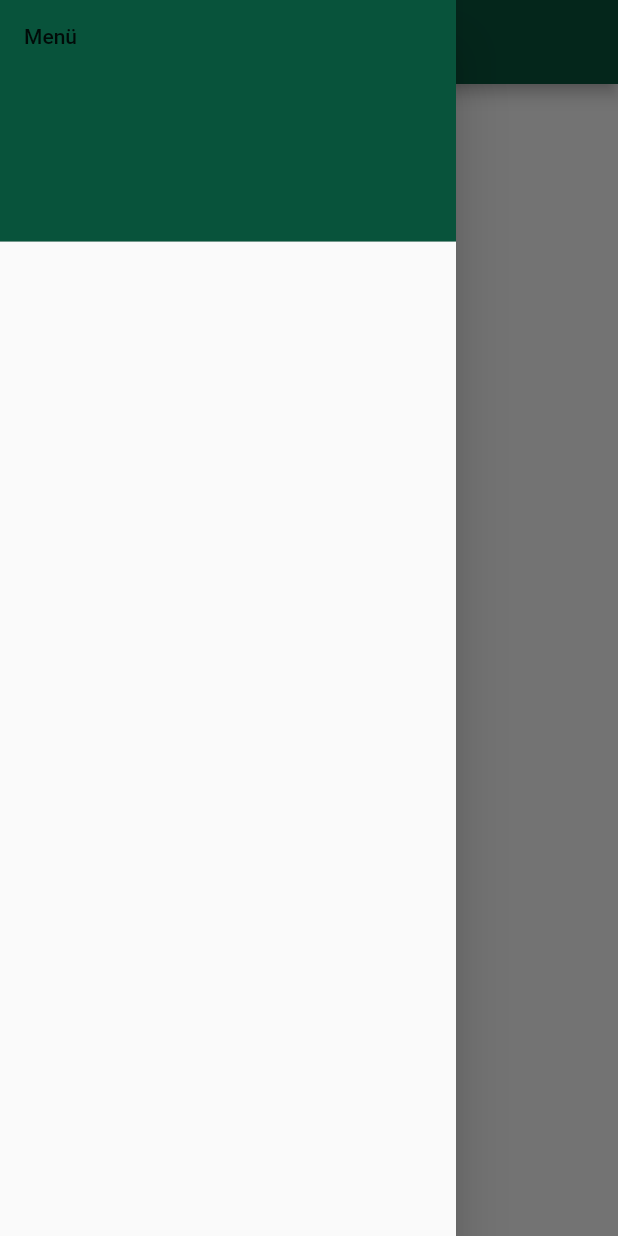
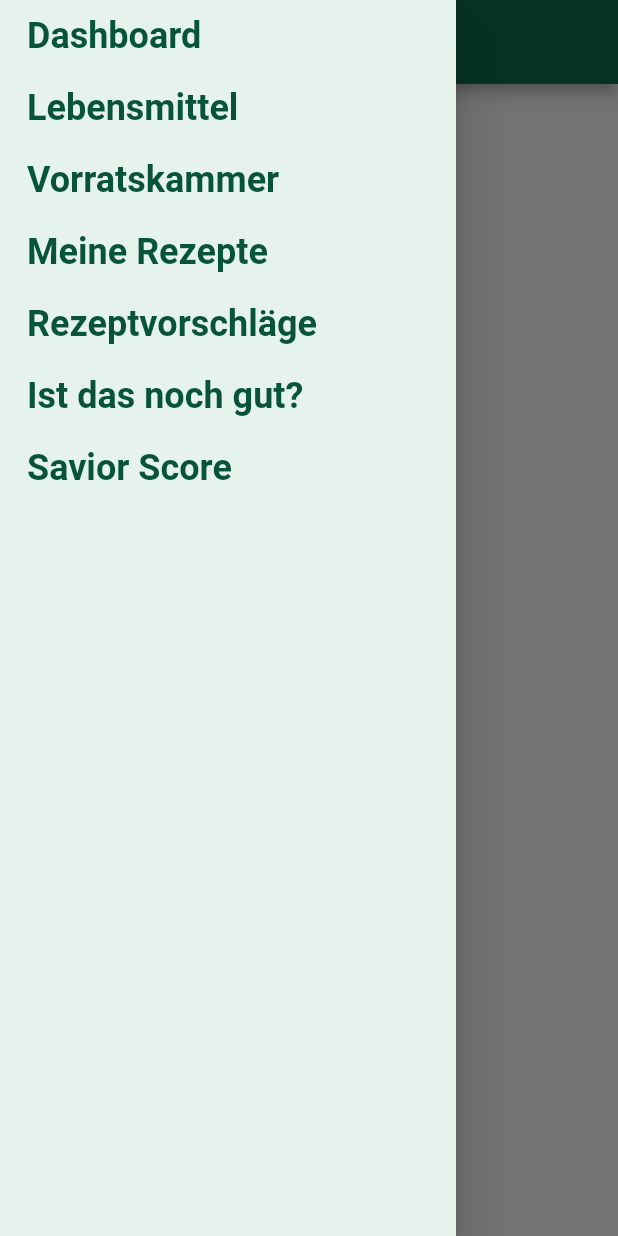
Before and after one commit to nico0704/little_savior_v1, a Flutter app: the screen it shows after launch, with the side drawer open, on a phone screen of 412 x 824 dp. Run offline on Flutter 3.47's test engine with Material 2 defaults, Android fonts, the phone set to English and light mode, and no system bars.

Commit message:
added MenueVersion1

```diff
--- a/lib/screens/menue.dart
+++ b/lib/screens/menue.dart
@@ -7,20 +7,46 @@ class Menue extends StatelessWidget {
   Widget build(BuildContext context) {
     return Scaffold(
       appBar: AppBar(
-        title: Text("Little Savior", style: TextStyle(color: Colors.white),),
-        backgroundColor: Color.fromRGBO(8, 83, 59, 1.0),
+        title: Text(
+          "Little Savior",
+          style: TextStyle(color: Colors.white),
+        ),
+        backgroundColor: Color.fromRGBO(11, 110, 79, 1.0),
       ),
       drawer: Drawer(
+        backgroundColor: Color.fromRGBO(230, 243, 236, 1.0),
         child: ListView(
           children: [
-            const DrawerHeader(
-                decoration: BoxDecoration(
-                  color: Color.fromRGBO(8, 83, 59, 1.0),
-                ),
-                child: Text("Menü"))
+            _buildListTile(title: 'Dashboard'),
+            _buildListTile(title: 'Lebensmittel'),
+            _buildListTile(title: 'Vorratskammer'),
+            _buildListTile(title: 'Meine Rezepte'),
+            _buildListTile(title: 'Rezeptvorschläge'),
+            _buildListTile(title: 'Ist das noch gut?'),
+            _buildListTile(title: 'Savior Score'),
           ],
         ),
       ),
     );
   }
+
+  Widget _buildListTile({required String title}) {
+    return ListTile(
+      dense: true,
+      title: Padding(
+        padding: const EdgeInsets.symmetric(horizontal: 2.0),
+        child: Text(
+          title,
+          style: TextStyle(
+            color: Color.fromRGBO(8, 83, 59, 1.0),
+            fontSize: 24,
+            fontWeight: FontWeight.bold,
+          ),
+        ),
+      ),
+      //onTap: () {
+      //  Navigator.pop(context);
+      //},
+    );
+  }
 }
```
